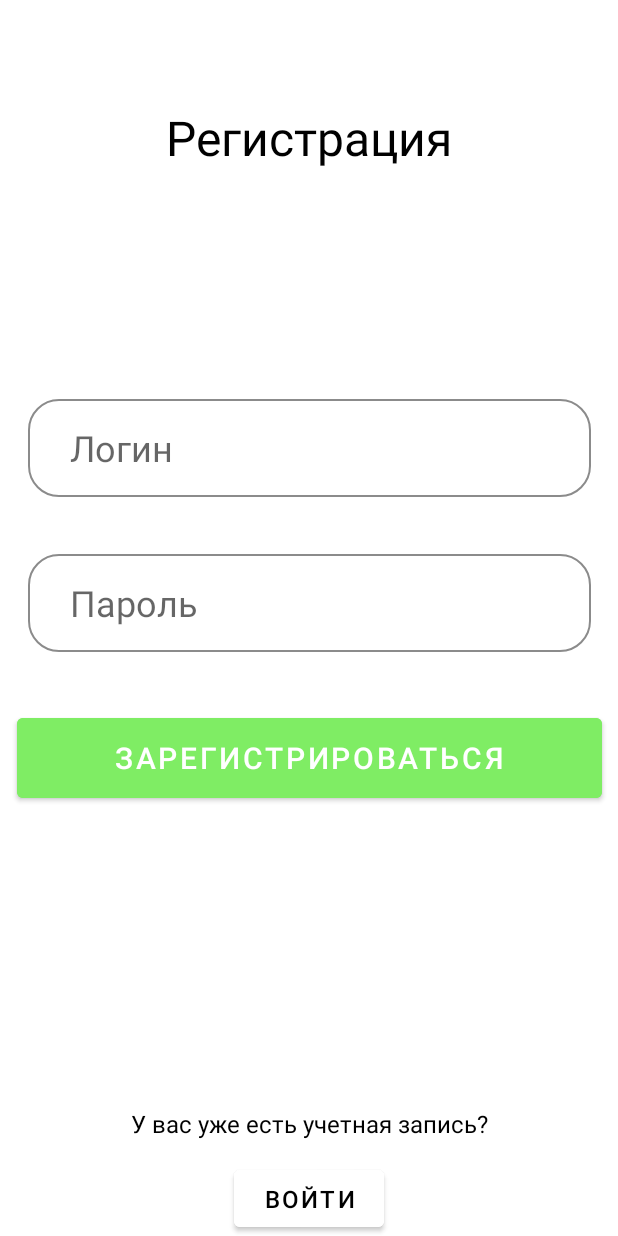
After one commit to exgan/DataSeaApp, an Android app: the SignupActivity screen opened directly, with no data from a screen before it, on a phone screen of 412 x 824 dp. The commit adds this screen. Run offline under Robolectric (Android 15) with nearby library versions, the phone set to English and light mode, and no system bars.

Commit message:
signup_1 commit

```diff
--- /dev/null
+++ b/app/src/main/java/com/example/dataseaapp/dataSea/View/SignupActivity.kt
@@ -0,0 +1,46 @@
+package com.example.dataseaapp.dataSea.View
+
+import android.content.Intent
+import android.os.Bundle
+import android.widget.Toast
+import androidx.appcompat.app.AppCompatActivity
+import com.example.dataseaapp.dataSea.Model.DbUsersHelper
+import com.example.dataseaapp.databinding.ActivitySignupBinding
+
+class SignupActivity: AppCompatActivity() {
+
+    private lateinit var binding: ActivitySignupBinding
+    private lateinit var dbUsersHelper: DbUsersHelper
+
+    override fun onCreate(savedInstanceState: Bundle?) {
+        super.onCreate(savedInstanceState)
+        binding = ActivitySignupBinding.inflate(layoutInflater)
+        setContentView(binding.root)
+
+        dbUsersHelper = DbUsersHelper(this)
+
+        binding.regSaveButton.setOnClickListener {
+            val signupUsername = binding.regLoginText.text.toString()
+            val signupPassword = binding.regPasswordText.text.toString()
+            signupDatabase(signupUsername, signupPassword)
+        }
+
+        binding.loginUpButton.setOnClickListener {
+            val intent = Intent(this, LoginActivity::class.java)
+            startActivity(intent)
+            finish()
+        }
+    }
+
+    private fun signupDatabase(username: String, password: String) {
+        val insertedRowId = dbUsersHelper.insertUsers(username, password)
+        if (insertedRowId != -1L){
+            Toast.makeText(this, "Регистрация прошла успешно!", Toast.LENGTH_SHORT).show()
+            val intent = Intent(this, LoginActivity::class.java)
+            startActivity(intent)
+            finish()
+        } else {
+            Toast.makeText(this, "Регистрация не прошла успешно", Toast.LENGTH_SHORT).show()
+        }
+    }
+}
--- a/app/src/main/res/layout/activity_create.xml
+++ b/app/src/main/res/layout/activity_create.xml
@@ -5,7 +5,7 @@
     android:layout_width="match_parent"
     android:layout_height="match_parent"
     tools:context=".dataSea.View.CreateActivity"
-    android:background="@color/createActivityBackgroundColor">
+    android:background="@color/ActivityBackgroundColor">
 
     <EditText
         android:id="@+id/edTitle"
@@ -114,7 +114,6 @@
         android:layout_height="38dp"
         android:layout_marginEnd="0dp"
         android:src="@drawable/baseline_edit_calendar_24"
-        android:text="Какое время?"
         app:layout_constraintBottom_toBottomOf="@+id/tv_textTime"
         app:layout_constraintEnd_toEndOf="@+id/edTitle"
         app:layout_constraintTop_toTopOf="@+id/tv_textTime" />
--- /dev/null
+++ b/app/src/main/res/layout/activity_signup.xml
@@ -0,0 +1,91 @@
+<?xml version="1.0" encoding="utf-8"?>
+<androidx.constraintlayout.widget.ConstraintLayout xmlns:android="http://schemas.android.com/apk/res/android"
+    xmlns:app="http://schemas.android.com/apk/res-auto"
+    xmlns:tools="http://schemas.android.com/tools"
+    android:layout_width="match_parent"
+    android:layout_height="match_parent"
+    tools:context=".dataSea.View.SignupActivity"
+    android:background="@color/ActivityBackgroundColor">
+
+    <TextView
+        android:id="@+id/registerView"
+        android:layout_width="wrap_content"
+        android:layout_height="wrap_content"
+        android:layout_marginTop="70dp"
+        android:text="Регистрация"
+        android:textColor="@color/black"
+        android:textSize="32sp"
+        app:layout_constraintBottom_toTopOf="@+id/regLoginText"
+        app:layout_constraintEnd_toEndOf="parent"
+        app:layout_constraintStart_toStartOf="parent"
+        app:layout_constraintTop_toTopOf="parent"
+        app:layout_constraintVertical_bias="0.0" />
+
+    <EditText
+        android:id="@+id/regLoginText"
+        android:layout_width="375dp"
+        android:layout_height="65dp"
+        android:layout_marginBottom="38dp"
+        android:background="@drawable/tv_border"
+        android:hint="Логин"
+        android:inputType="text"
+        android:paddingStart="28dp"
+        android:textColor="#000000"
+        android:textSize="24sp"
+        app:layout_constraintBottom_toTopOf="@+id/regPasswordText"
+        app:layout_constraintEnd_toEndOf="parent"
+        app:layout_constraintStart_toStartOf="parent" />
+
+    <EditText
+        android:id="@+id/regPasswordText"
+        android:layout_width="375dp"
+        android:layout_height="65dp"
+        android:layout_marginBottom="38dp"
+        android:background="@drawable/tv_border"
+        android:hint="Пароль"
+        android:inputType="textPassword"
+        android:paddingStart="28dp"
+        android:textColor="#000000"
+        android:textSize="24sp"
+        app:layout_constraintBottom_toTopOf="@+id/regSaveButton"
+        app:layout_constraintEnd_toEndOf="parent"
+        app:layout_constraintStart_toStartOf="parent" />
+
+    <Button
+        android:id="@+id/regSaveButton"
+        android:layout_width="390dp"
+        android:layout_height="65dp"
+        android:layout_marginBottom="200dp"
+        android:backgroundTint="@color/green"
+        android:text="Зарегистрироваться"
+        android:textSize="20sp"
+        app:layout_constraintBottom_toTopOf="@+id/regQuestionText"
+        app:layout_constraintEnd_toEndOf="parent"
+        app:layout_constraintStart_toStartOf="parent" />
+
+    <TextView
+        android:id="@+id/regQuestionText"
+        android:layout_width="wrap_content"
+        android:layout_height="wrap_content"
+        android:layout_marginBottom="14dp"
+        android:text="У вас уже есть учетная запись?"
+        android:textColor="@color/black"
+        android:textSize="16sp"
+        app:layout_constraintBottom_toTopOf="@+id/loginUpButton"
+        app:layout_constraintEnd_toEndOf="parent"
+        app:layout_constraintStart_toStartOf="parent" />
+
+    <Button
+        android:id="@+id/loginUpButton"
+        android:layout_width="100dp"
+        android:layout_height="50dp"
+        android:backgroundTint="@color/white"
+        android:text="Войти"
+        android:textColor="@color/black"
+        android:textSize="16sp"
+        app:layout_constraintBottom_toBottomOf="parent"
+        app:layout_constraintEnd_toEndOf="parent"
+        app:layout_constraintStart_toStartOf="parent" />
+
+
+</androidx.constraintlayout.widget.ConstraintLayout>
--- a/app/src/main/res/layout/activity_update.xml
+++ b/app/src/main/res/layout/activity_update.xml
@@ -5,7 +5,7 @@
     android:layout_width="match_parent"
     android:layout_height="match_parent"
     tools:context=".dataSea.View.UpdateActivity"
-    android:background="@color/updateActivityBackgroundColor">
+    android:background="@color/ActivityBackgroundColor">
 
     <EditText
         android:id="@+id/updateTitle"
--- /dev/null
+++ b/app/src/main/res/values-v23/themes.xml
@@ -0,0 +1,8 @@
+<resources xmlns:tools="http://schemas.android.com/tools">
+  <style name="Theme.DataSeaApp" parent="Base.Theme.DataSeaApp">
+    <!-- Transparent system bars for edge-to-edge. -->
+    <item name="android:navigationBarColor">@android:color/transparent</item>
+    <item name="android:statusBarColor">@android:color/transparent</item>
+    <item name="android:windowLightStatusBar">?attr/isLightTheme</item>
+  </style>
+</resources>
--- a/app/src/main/res/values/colors.xml
+++ b/app/src/main/res/values/colors.xml
@@ -7,6 +7,5 @@
     <color name="yellow">#FFCE4F</color>
     <color name="gray">#D9D9D9</color>
     <color name="mainActivityBackgroundColor">#F7F7F7</color>
-    <color name="createActivityBackgroundColor">#FFFFFFFF</color>
-    <color name="updateActivityBackgroundColor">#FFFFFFFF</color>
+    <color name="ActivityBackgroundColor">#FFFFFFFF</color>
 </resources>
```
Also changed, not shown: app/src/main/AndroidManifest.xml (+11 -3 lines), app/src/main/java/com/example/dataseaapp/dataSea/Model/DbUsers.kt (added, +16 -0 lines), app/src/main/java/com/example/dataseaapp/dataSea/Model/DbUsersHelper.kt (added, +37 -0 lines), app/src/main/java/com/example/dataseaapp/dataSea/View/LoginActivity.kt (added, +47 -0 lines), app/src/main/res/layout/activity_login.xml (added, +89 -0 lines).
